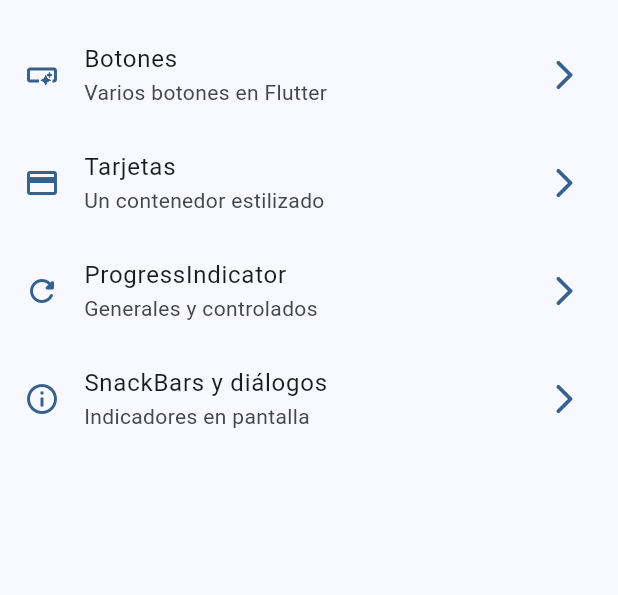
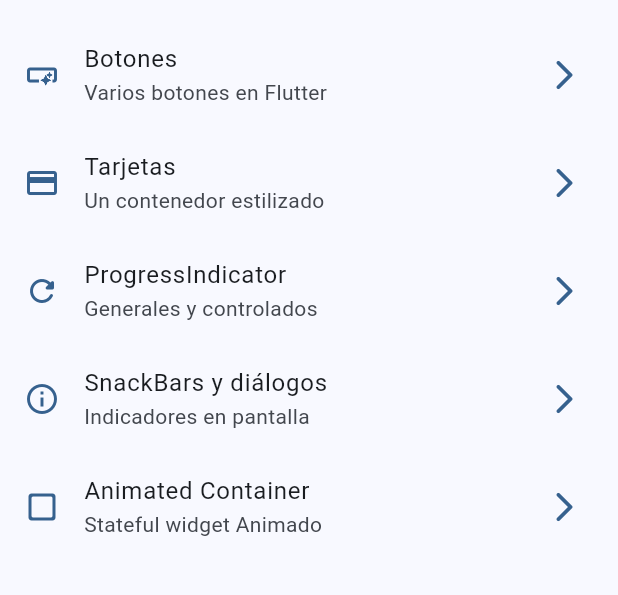
Before and after one commit to gu1llermo/widgets-app, a Flutter app: the screen it shows after launch, on a phone screen of 412 x 824 dp, the part 63-658 px from its top. Run offline on Flutter 3.47's test engine with Material 3 defaults, Android fonts, the phone set to English and light mode, and no system bars; our stand-ins replace go_router.

Commit message:
animated container terminado

```diff
--- a/lib/config/menu/menu_item.dart
+++ b/lib/config/menu/menu_item.dart
@@ -34,4 +34,9 @@ const appMenuItems = <MenuItem>[
       subTitle: 'Indicadores en pantalla',
       link: '/snackbars',
       icon: Icons.info_outline),
+  MenuItem(
+      title: 'Animated Container',
+      subTitle: 'Stateful widget Animado',
+      link: '/animated',
+      icon: Icons.check_box_outline_blank_rounded),
 ];
--- a/lib/config/router/app_router.dart
+++ b/lib/config/router/app_router.dart
@@ -29,5 +29,10 @@ final appRouter = GoRouter(
       name: SnackbarScreen.name,
       builder: (context, state) => const SnackbarScreen(),
     ),
+    GoRoute(
+      path: '/animated',
+      name: AnimatedScreen.name,
+      builder: (context, state) => const AnimatedScreen(),
+    ),
   ],
 );
```
Also changed, not shown: lib/presentation/screens/animated/animated_screen.dart (+55 -2 lines).
